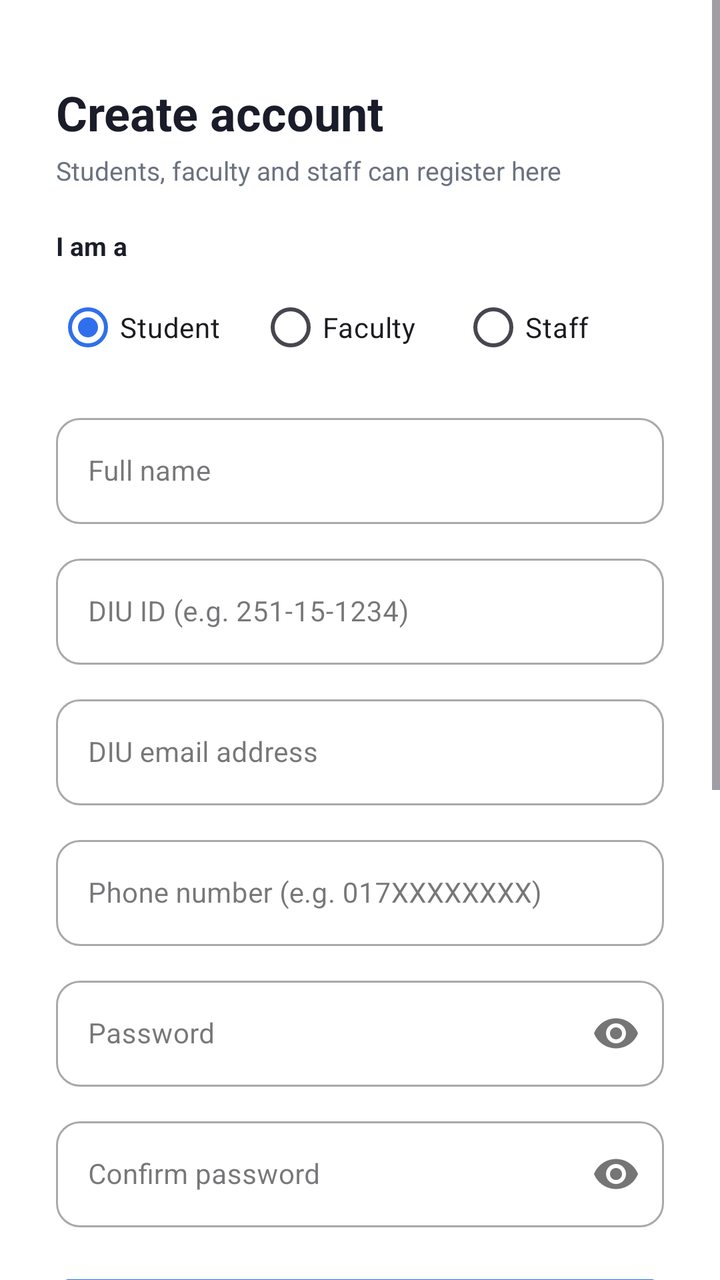
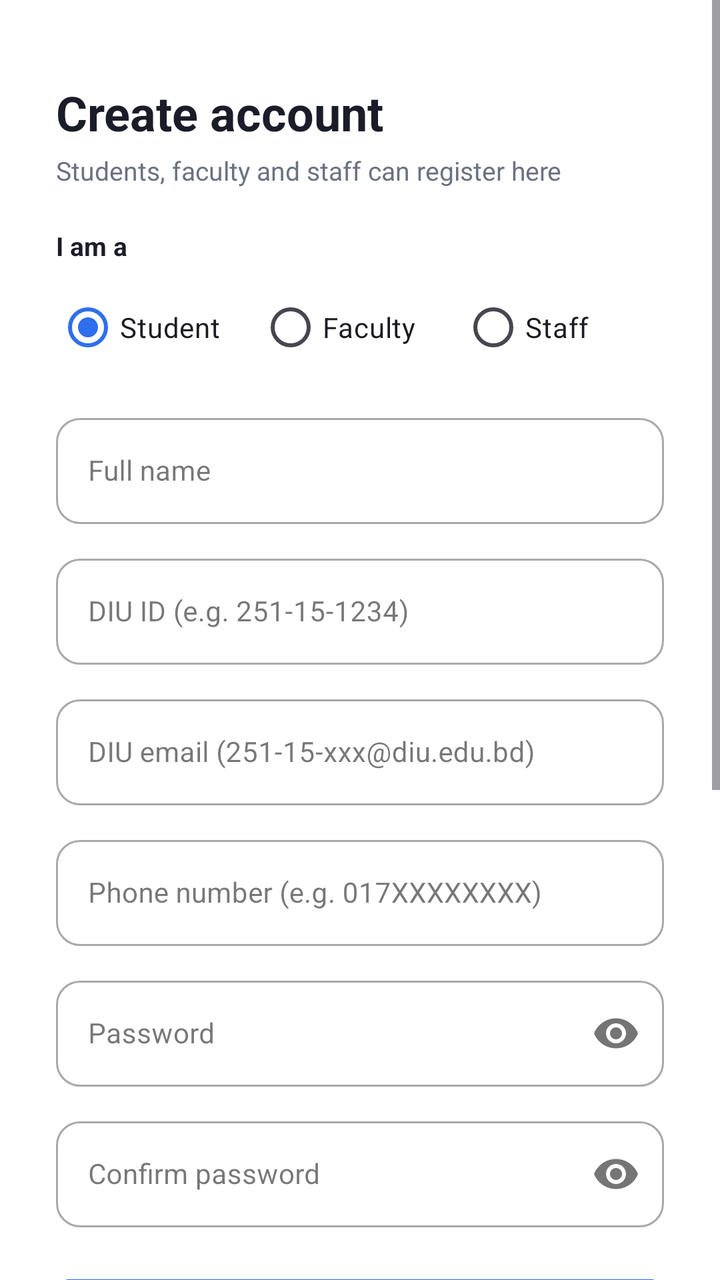

Two renders of the same Android screen: before a commit and after it. Below are the layout's source before the change and the commit's diff.
<!-- AndroidManifest.xml: application theme Theme.DIU_Transport -->
<!-- res/layout/activity_register.xml -->
<?xml version="1.0" encoding="utf-8"?>
<ScrollView xmlns:android="http://schemas.android.com/apk/res/android"
    xmlns:app="http://schemas.android.com/apk/res-auto"
    android:layout_width="match_parent"
    android:layout_height="match_parent"
    android:background="@color/white"
    android:fillViewport="true">

    <LinearLayout
        android:layout_width="match_parent"
        android:layout_height="wrap_content"
        android:orientation="vertical"
        android:paddingStart="28dp"
        android:paddingEnd="28dp"
        android:paddingTop="28dp"
        android:paddingBottom="300dp">

        <TextView
            android:layout_width="wrap_content"
            android:layout_height="wrap_content"
            android:layout_marginTop="12dp"
            android:text="Create account"
            android:textColor="@color/text_primary"
            android:textSize="24sp"
            android:textStyle="bold" />

        <TextView
            android:layout_width="wrap_content"
            android:layout_height="wrap_content"
            android:layout_marginTop="4dp"
            android:layout_marginBottom="20dp"
            android:text="Students, faculty and staff can register here"
            android:textColor="@color/text_secondary"
            android:textSize="13sp" />

        <TextView
            android:layout_width="wrap_content"
            android:layout_height="wrap_content"
            android:layout_marginBottom="8dp"
            android:text="I am a"
            android:textColor="@color/text_primary"
            android:textSize="13sp"
            android:textStyle="bold" />

        <RadioGroup
            android:id="@+id/rgRole"
            android:layout_width="match_parent"
            android:layout_height="wrap_content"
            android:layout_marginBottom="16dp"
            android:orientation="horizontal">

            <RadioButton
                android:id="@+id/rbStudent"
                android:layout_width="0dp"
                android:layout_height="wrap_content"
                android:layout_weight="1"
                android:checked="true"
                android:text="Student" />

            <RadioButton
                android:id="@+id/rbFaculty"
                android:layout_width="0dp"
                android:layout_height="wrap_content"
                android:layout_weight="1"
                android:text="Faculty" />

            <RadioButton
                android:id="@+id/rbStaff"
                android:layout_width="0dp"
                android:layout_height="wrap_content"
                android:layout_weight="1"
                android:text="Staff" />
        </RadioGroup>

        
        <com.google.android.material.textfield.TextInputLayout
            style="@style/Widget.MaterialComponents.TextInputLayout.OutlinedBox"
            android:layout_width="match_parent"
            android:layout_height="wrap_content"
            android:layout_marginBottom="12dp"
            app:boxCornerRadiusTopStart="12dp"
            app:boxCornerRadiusTopEnd="12dp"
            app:boxCornerRadiusBottomStart="12dp"
            app:boxCornerRadiusBottomEnd="12dp">

            <com.google.android.material.textfield.TextInputEditText
                android:id="@+id/etFullName"
                android:layout_width="match_parent"
                android:layout_height="wrap_content"
                android:minHeight="52dp"
                android:hint="Full name"
                android:inputType="textPersonName"
                android:textColor="@color/text_primary"
                android:textSize="14sp" />
        </com.google.android.material.textfield.TextInputLayout>

        
        <com.google.android.material.textfield.TextInputLayout
            style="@style/Widget.MaterialComponents.TextInputLayout.OutlinedBox"
            android:layout_width="match_parent"
            android:layout_height="wrap_content"
            android:layout_marginBottom="12dp"
            app:boxCornerRadiusTopStart="12dp"
            app:boxCornerRadiusTopEnd="12dp"
            app:boxCornerRadiusBottomStart="12dp"
            app:boxCornerRadiusBottomEnd="12dp">

            <com.google.android.material.textfield.TextInputEditText
                android:id="@+id/etDiuId"
                android:layout_width="match_parent"
                android:layout_height="wrap_content"
                android:minHeight="52dp"
                android:hint="DIU ID (e.g. 251-15-1234)"
                android:inputType="text"
                android:textColor="@color/text_primary"
                android:textSize="14sp" />
        </com.google.android.material.textfield.TextInputLayout>

        
        <com.google.android.material.textfield.TextInputLayout
            style="@style/Widget.MaterialComponents.TextInputLayout.OutlinedBox"
            android:layout_width="match_parent"
            android:layout_height="wrap_content"
            android:layout_marginBottom="12dp"
            app:boxCornerRadiusTopStart="12dp"
            app:boxCornerRadiusTopEnd="12dp"
            app:boxCornerRadiusBottomStart="12dp"
            app:boxCornerRadiusBottomEnd="12dp">

            <com.google.android.material.textfield.TextInputEditText
                android:id="@+id/etEmail"
                android:layout_width="match_parent"
                android:layout_height="wrap_content"
                android:minHeight="52dp"
                android:hint="DIU email address"
                android:inputType="textEmailAddress"
                android:textColor="@color/text_primary"
                android:textSize="14sp" />
        </com.google.android.material.textfield.TextInputLayout>

        
        <com.google.android.material.textfield.TextInputLayout
            style="@style/Widget.MaterialComponents.TextInputLayout.OutlinedBox"
            android:layout_width="match_parent"
            android:layout_height="wrap_content"
            android:layout_marginBottom="12dp"
            app:boxCornerRadiusTopStart="12dp"
            app:boxCornerRadiusTopEnd="12dp"
            app:boxCornerRadiusBottomStart="12dp"
            app:boxCornerRadiusBottomEnd="12dp">

            <com.google.android.material.textfield.TextInputEditText
                android:id="@+id/etPhone"
                android:layout_width="match_parent"
                android:layout_height="wrap_content"
                android:minHeight="52dp"
                android:hint="Phone number (e.g. 017XXXXXXXX)"
                android:inputType="phone"
                android:textColor="@color/text_primary"
                android:textSize="14sp" />
        </com.google.android.material.textfield.TextInputLayout>

        
        <com.google.android.material.textfield.TextInputLayout
            style="@style/Widget.MaterialComponents.TextInputLayout.OutlinedBox"
            android:layout_width="match_parent"
            android:layout_height="wrap_content"
            android:layout_marginBottom="12dp"
            app:boxCornerRadiusTopStart="12dp"
            app:boxCornerRadiusTopEnd="12dp"
            app:boxCornerRadiusBottomStart="12dp"
            app:boxCornerRadiusBottomEnd="12dp"
            app:passwordToggleEnabled="true">

            <com.google.android.material.textfield.TextInputEditText
                android:id="@+id/etPassword"
                android:layout_width="match_parent"
                android:layout_height="wrap_content"
                android:minHeight="52dp"
                android:hint="Password"
                android:inputType="textPassword"
                android:textColor="@color/text_primary"
                android:textSize="14sp" />
        </com.google.android.material.textfield.TextInputLayout>

        
        <com.google.android.material.textfield.TextInputLayout
            style="@style/Widget.MaterialComponents.TextInputLayout.OutlinedBox"
            android:layout_width="match_parent"
            android:layout_height="wrap_content"
            android:layout_marginBottom="20dp"
            app:boxCornerRadiusTopStart="12dp"
            app:boxCornerRadiusTopEnd="12dp"
            app:boxCornerRadiusBottomStart="12dp"
            app:boxCornerRadiusBottomEnd="12dp"
            app:passwordToggleEnabled="true">

            <com.google.android.material.textfield.TextInputEditText
                android:id="@+id/etConfirmPassword"
                android:layout_width="match_parent"
                android:layout_height="wrap_content"
                android:minHeight="52dp"
                android:hint="Confirm password"
                android:inputType="textPassword"
                android:textColor="@color/text_primary"
                android:textSize="14sp" />
        </com.google.android.material.textfield.TextInputLayout>

        <Button
            android:id="@+id/btnRegister"
            android:layout_width="match_parent"
            android:layout_height="52dp"
            android:backgroundTint="@color/primary"
            android:text="Register"
            android:textAllCaps="false"
            android:textColor="@color/white"
            android:textSize="16sp"
            android:textStyle="bold" />

        <TextView
            android:id="@+id/tvLoginLink"
            android:layout_width="wrap_content"
            android:layout_height="wrap_content"
            android:layout_gravity="center_horizontal"
            android:layout_marginTop="20dp"
            android:layout_marginBottom="12dp"
            android:text="Already have an account? Login"
            android:textColor="@color/primary"
            android:textSize="14sp"
            android:textStyle="bold" />
    </LinearLayout>
</ScrollView>
<!-- resources referenced by this layout -->
<resources>
  <color name="primary">#2F6FED</color>
  <color name="text_primary">#1A1D29</color>
  <color name="text_secondary">#6B7280</color>
  <color name="white">#FFFFFFFF</color>
  <style name="Theme.DIU_Transport" parent="Base.Theme.DIU_Transport" />
  <style name="Base.Theme.DIU_Transport" parent="Theme.Material3.Light.NoActionBar">
          <item name="colorPrimary">@color/primary</item>
          <item name="colorPrimaryDark">@color/primary_dark</item>
          <item name="colorOnPrimary">@color/text_on_primary</item>
          <item name="colorSecondary">@color/primary</item>
          <item name="colorOnSecondary">@color/text_on_primary</item>
          <item name="android:statusBarColor">@color/white</item>
          <item name="android:windowLightStatusBar">true</item>
          <item name="android:navigationBarColor">@color/white</item>
          <item name="android:windowBackground">@color/bg_screen</item>
          <item name="android:forceDarkAllowed" tools:targetApi="q">false</item>
      </style>
  <color name="primary_dark">#1E4FBE</color>
  <color name="text_on_primary">#FFFFFF</color>
  <color name="bg_screen">#F5F7FA</color>
</resources>

<!-- the commit's change to res/layout/activity_register.xml (unified diff, before → after) -->
@@ -132,7 +132,7 @@
                 android:layout_width="match_parent"
                 android:layout_height="wrap_content"
                 android:minHeight="52dp"
-                android:hint="DIU email address"
+                android:hint="DIU email (251-15-xxx@diu.edu.bd)"
                 android:inputType="textEmailAddress"
                 android:textColor="@color/text_primary"
                 android:textSize="14sp" />
